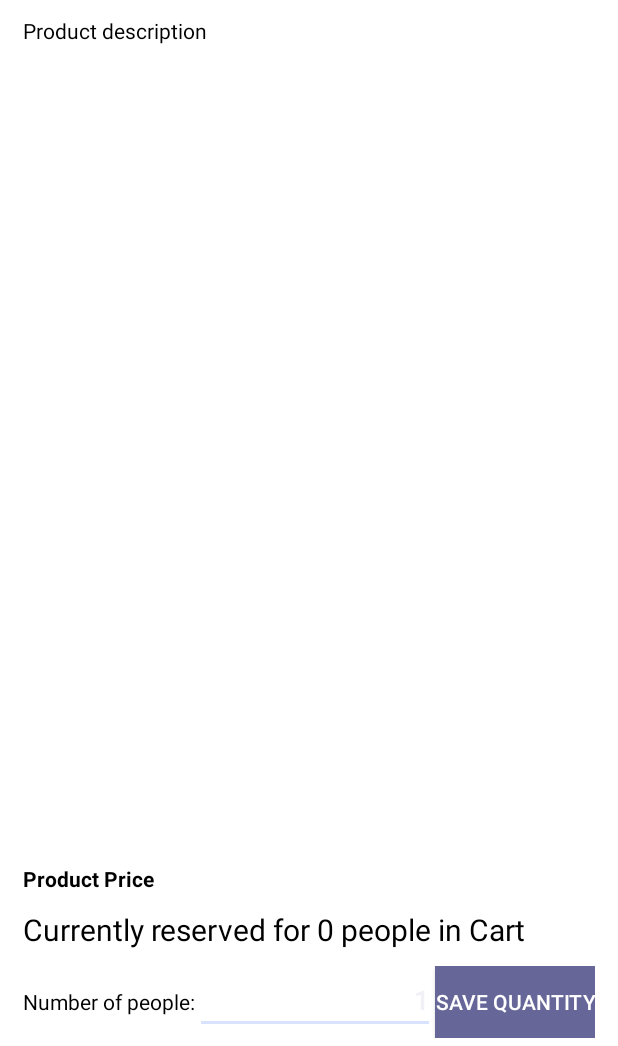
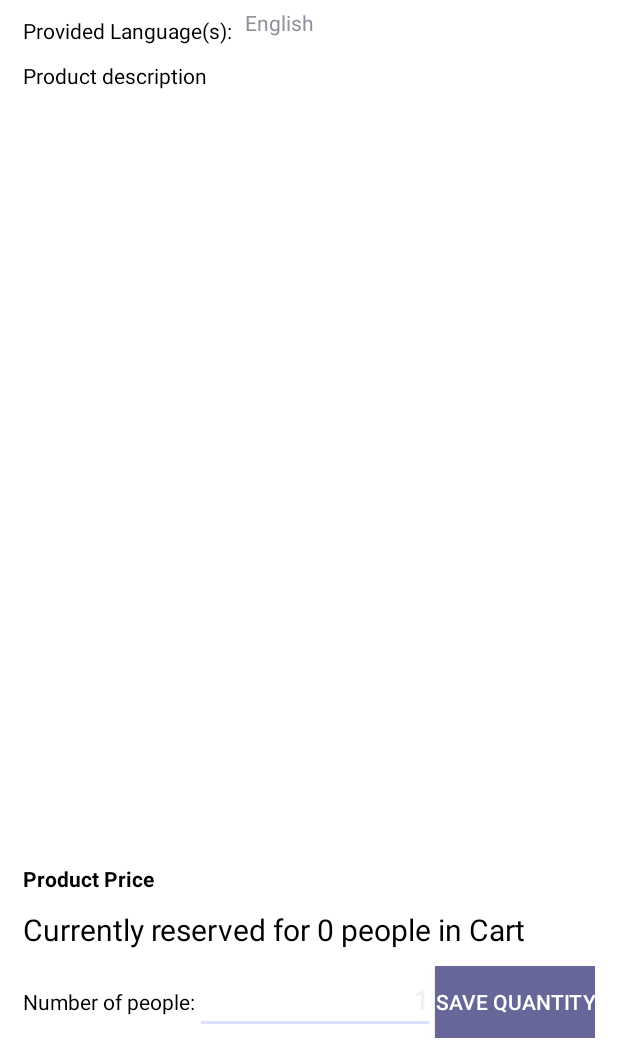
Before and after one commit to olozl/TravelMate, an Android app: the ProductDetailsActivity screen opened directly, with no data from a screen before it, on a phone screen of 412 x 824 dp, the part 190-1236 px from its top. Run offline under Robolectric (Android 15) with nearby library versions, the phone set to English and light mode, and no system bars; 8 statements that could not run were skipped.

Commit message:
added details and feedback form

```diff
--- a/TravelMate/app/src/main/AndroidManifest.xml
+++ b/TravelMate/app/src/main/AndroidManifest.xml
@@ -21,6 +21,6 @@
         <activity android:name="ProductDetailsActivity"></activity>
         <activity android:name="ShoppingCartActivity"></activity>
         <activity android:name=".CheckoutActivity"></activity>
-
+        <activity android:name=".FeedbackActivity"></activity>
     </application>
 </manifest>
--- a/TravelMate/app/src/main/java/com/lee/zoey/travelmate/LoginActivity.java
+++ b/TravelMate/app/src/main/java/com/lee/zoey/travelmate/LoginActivity.java
@@ -26,6 +26,7 @@ import org.json.JSONObject;
  */
 
 public class LoginActivity extends Activity {
+    static public String username;
     @Override
     protected void onCreate(Bundle savedInstanceState){
         super.onCreate(savedInstanceState);
@@ -48,7 +49,7 @@ public class LoginActivity extends Activity {
         bLogin.setOnClickListener(new View.OnClickListener() {
             @Override
             public void onClick(View v) {
-                final String username = exUser.getText().toString();
+                username = exUser.getText().toString();
                 final String password = exPwd.getText().toString();
                 UserList listOfUsers = new UserList();
                 if(listOfUsers.userCheck(username, password)){
--- a/TravelMate/app/src/main/java/com/lee/zoey/travelmate/ProductDetailsActivity.java
+++ b/TravelMate/app/src/main/java/com/lee/zoey/travelmate/ProductDetailsActivity.java
@@ -33,8 +33,10 @@ public class ProductDetailsActivity extends Activity {
         Product selected = ShoppingCartHelper.getCity(getResources()).get("");
 
         for(Product entry : ShoppingCartHelper.getCity(getResources()).values()){
-            if(entry.getTitle().equals(productIndex))
+            if(entry.getTitle().equals(productIndex)) {
                 selected = entry;
+                break;
+            }
         }
         final Product selectedProduct = selected;
 
@@ -47,6 +49,15 @@ public class ProductDetailsActivity extends Activity {
         productImageView.setImageDrawable(selectedProduct.productImage);
         TextView writerName = (TextView) findViewById(R.id.matename);
         writerName.setText(selectedProduct.writer);
+        TextView writerLang = (TextView) findViewById(R.id.matelang);
+        for(UserInfo ele : UserList.getList()){
+            if(ele.getUser().equals(writerName.getText().toString())){
+                writerLang.setText(ele.lang);
+                break;
+            }
+        }
+        if(writerLang.getText().toString().isEmpty())
+            writerLang.setText("English");
 
         TextView productPriceTextView = (TextView) findViewById(R.id.TextViewProductPrice);
         productPriceTextView.setText("$" + selectedProduct.price);
@@ -72,17 +83,14 @@ public class ProductDetailsActivity extends Activity {
                     quantity = Integer.parseInt(editTextQuantity.getText().toString());
 
                     if (quantity < 0) {
-                        Toast.makeText(getBaseContext(),
-                                "Please enter a quantity of 0 or higher",
+                        Toast.makeText(getBaseContext(), "Please enter a quantity of 0 or higher",
                                 Toast.LENGTH_SHORT).show();
                         return;
                     }
 
                 } catch (Exception e) {
-                    Toast.makeText(getBaseContext(),
-                            "Please enter a numeric quantity",
+                    Toast.makeText(getBaseContext(), "Please enter a numeric quantity",
                             Toast.LENGTH_SHORT).show();
-
                     return;
                 }
 
--- a/TravelMate/app/src/main/java/com/lee/zoey/travelmate/UserList.java
+++ b/TravelMate/app/src/main/java/com/lee/zoey/travelmate/UserList.java
@@ -40,7 +40,7 @@ public class UserList {
         return false;
     }
     // getter
-    public List<UserInfo> getList(){
+    public static List<UserInfo> getList(){
         return listOfUsers;
     }
 }
--- a/TravelMate/app/src/main/java/com/lee/zoey/travelmate/WritingFormActivity.java
+++ b/TravelMate/app/src/main/java/com/lee/zoey/travelmate/WritingFormActivity.java
@@ -3,6 +3,7 @@ package com.lee.zoey.travelmate;
 import android.app.Activity;
 import android.content.Intent;
 import android.os.Bundle;
+import android.util.Log;
 import android.view.View;
 import android.widget.AdapterView;
 import android.widget.Button;
@@ -66,9 +67,8 @@ public class WritingFormActivity extends Activity {
                 if(mProductDescrip.getError()==null && mProductPrice.getError()==null
                         && mProductTitle.getError()==null) {
                     Intent viewListIntent = new Intent(getBaseContext(), CityActivity.class);
-                    UserInfo me = new UserInfo(); /////////////////////hmm........... how do i get my username?
                     ShoppingCartHelper.setCity(getResources(), chosenCIty, mProductTitle.getText().toString(),
-                            mProductDescrip.getText().toString(), price, me.getUser());
+                            mProductDescrip.getText().toString(), price, LoginActivity.username);
                     startActivity(viewListIntent);
                 }
             }
--- a/TravelMate/app/src/main/res/layout/productdetails.xml
+++ b/TravelMate/app/src/main/res/layout/productdetails.xml
@@ -29,6 +29,17 @@
             android:layout_width="wrap_content" android:id="@+id/matename"
             android:layout_height="wrap_content" />
     </LinearLayout>
+    <LinearLayout
+        android:layout_width="fill_parent"
+        android:layout_height="wrap_content">
+        <TextView
+            android:layout_width="wrap_content" android:textColor="#000000"
+            android:layout_margin="5dip"
+            android:layout_height="wrap_content" android:text="Provided Language(s): "/>
+        <TextView
+            android:layout_width="wrap_content" android:id="@+id/matelang"
+            android:layout_height="wrap_content" />
+    </LinearLayout>
     <TextView
         android:id="@+id/TextViewProductDetails"
         android:layout_width="fill_parent"
@@ -36,7 +47,7 @@
         android:layout_margin="5dip"
         android:layout_weight="1"
         android:text="Product description"
-        android:textColor="#000000"></TextView>
+        android:textColor="#000000"/>
 
     <TextView android:layout_height="wrap_content" android:id="@+id/TextViewProductPrice"
         android:layout_width="fill_parent" android:layout_margin="5dip"
```
Also changed, not shown: TravelMate/app/src/main/java/com/lee/zoey/travelmate/CheckoutActivity.java (+3 -5 lines), TravelMate/app/src/main/java/com/lee/zoey/travelmate/FeedbackActivity.java (added, +71 -0 lines), TravelMate/app/src/main/java/com/lee/zoey/travelmate/ShoppingCartActivity.java (+7 -2 lines), TravelMate/app/src/main/java/com/lee/zoey/travelmate/ShoppingCartHelper.java (+7 -2 lines), TravelMate/app/src/main/res/layout/feedback.xml (added, +56 -0 lines).
